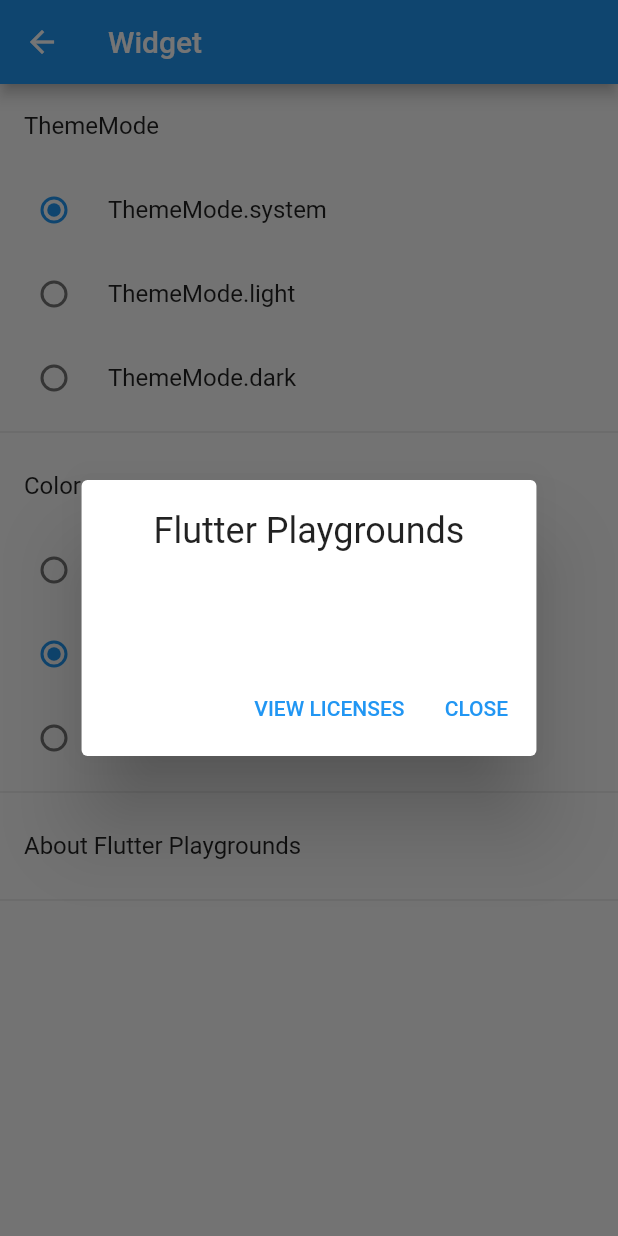
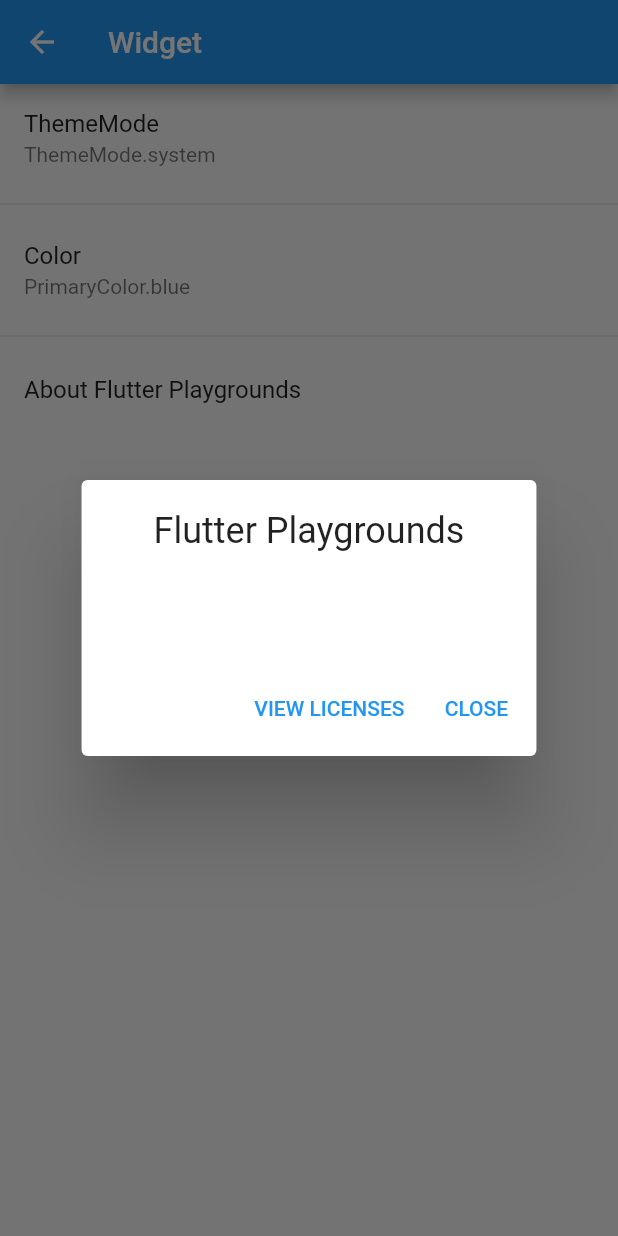
Before and after one commit to muhiro12/flutter_playgrounds, a Flutter app: the SettingsPage screen opened directly, after a tap on an icon or button, on a phone screen of 412 x 824 dp. Run offline on Flutter 3.47's test engine with Material 2 defaults, Android fonts, the phone set to English and light mode, and no system bars; our stand-ins replace built_collection, built_value, dio, flutter_hooks, hooks_riverpod, shared_preferences; accounts and stored records are empty.

Commit message:
Divide settings page

```diff
--- a/lib/presentation/model/app_route.dart
+++ b/lib/presentation/model/app_route.dart
@@ -4,7 +4,9 @@
 import 'package:flutter_playgrounds/presentation/page/gitignore_page.dart';
 import 'package:flutter_playgrounds/presentation/page/home_page.dart';
 import 'package:flutter_playgrounds/presentation/page/list_tab_page.dart';
+import 'package:flutter_playgrounds/presentation/page/primary_color_page.dart';
 import 'package:flutter_playgrounds/presentation/page/settings_page.dart';
+import 'package:flutter_playgrounds/presentation/page/theme_mode_page.dart';
 
 enum AppRoute {
   home,
@@ -13,6 +15,8 @@
   listTab,
   gitignoreNames,
   gitignore,
+  themeMode,
+  primaryColor,
 }
 
 extension AppRouteExtension on AppRoute {
@@ -30,6 +34,10 @@
         return '/gitignore_names';
       case AppRoute.gitignore:
         return '/gitignore';
+      case AppRoute.themeMode:
+        return '/theme_mode';
+      case AppRoute.primaryColor:
+        return '/primary_color';
     }
   }
 
@@ -47,6 +55,10 @@
         return const GitignoreNamesPage();
       case AppRoute.gitignore:
         return const GitignorePage();
+      case AppRoute.themeMode:
+        return const ThemeModePage();
+      case AppRoute.primaryColor:
+        return const PrimaryColorPage();
     }
   }
 }
--- a/lib/presentation/page/settings_page.dart
+++ b/lib/presentation/page/settings_page.dart
@@ -1,6 +1,6 @@
 import 'package:flutter/material.dart';
 import 'package:flutter_playgrounds/business/model/primary.dart';
-import 'package:flutter_playgrounds/presentation/model/primary_color.dart';
+import 'package:flutter_playgrounds/presentation/model/app_route.dart';
 import 'package:hooks_riverpod/hooks_riverpod.dart';
 
 class SettingsPage extends ConsumerWidget {
@@ -8,7 +8,6 @@
 
   @override
   Widget build(BuildContext context, WidgetRef ref) {
-    final Primary currentPrimary = ref.watch(primaryProvider);
     return Scaffold(
       appBar: AppBar(
         title: Text(toString()),
@@ -16,38 +15,33 @@
       body: SafeArea(
         child: ListView(
           children: <Widget>[
-            const ListTile(
-              title: Text('ThemeMode'),
+            ListTile(
+              title: const Text('ThemeMode'),
+              subtitle: Text(
+                ref.watch(
+                  primaryProvider.select(
+                    (Primary primary) => primary.themeMode.toString(),
+                  ),
+                ),
+              ),
+              onTap: () =>
+                  Navigator.of(context).pushNamed(AppRoute.themeMode.name),
             ),
-            ...ThemeMode.values
-                .map(
-                  (ThemeMode themeMode) => RadioListTile<ThemeMode>(
-                    value: themeMode,
-                    groupValue: currentPrimary.themeMode,
-                    onChanged: (ThemeMode? value) => currentPrimary
-                        .selectThemeMode(value ?? currentPrimary.themeMode),
-                    title: Text(themeMode.toString()),
+            const Divider(),
+            ListTile(
+              title: const Text('Color'),
+              subtitle: Text(
+                ref.watch(
+                  primaryProvider.select(
+                    (Primary primary) => primary.color.toString(),
                   ),
-                )
-                .toList(),
-            const Divider(),
-            const ListTile(
-              title: Text('Color'),
+                ),
+              ),
+              onTap: () =>
+                  Navigator.of(context).pushNamed(AppRoute.primaryColor.name),
             ),
-            ...PrimaryColor.values
-                .map(
-                  (PrimaryColor primaryColor) => RadioListTile<PrimaryColor>(
-                    value: primaryColor,
-                    groupValue: currentPrimary.color,
-                    onChanged: (PrimaryColor? value) => currentPrimary
-                        .selectPrimaryColor(value ?? currentPrimary.color),
-                    title: Text(primaryColor.toString()),
-                  ),
-                )
-                .toList(),
             const Divider(),
             const AboutListTile(),
-            const Divider(),
           ],
         ),
       ),
```
Also changed, not shown: lib/presentation/page/primary_color_page.dart (added, +36 -0 lines), lib/presentation/page/theme_mode_page.dart (added, +35 -0 lines).
